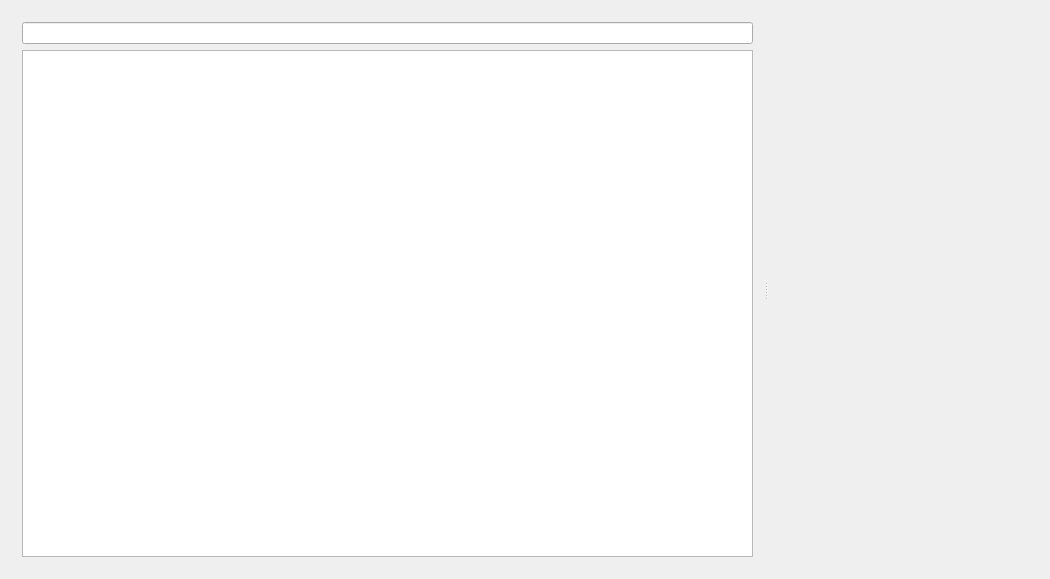
The window that zeal/mainwindow.ui (zealdocs/zeal) describes before a commit, drawn with Qt 5.
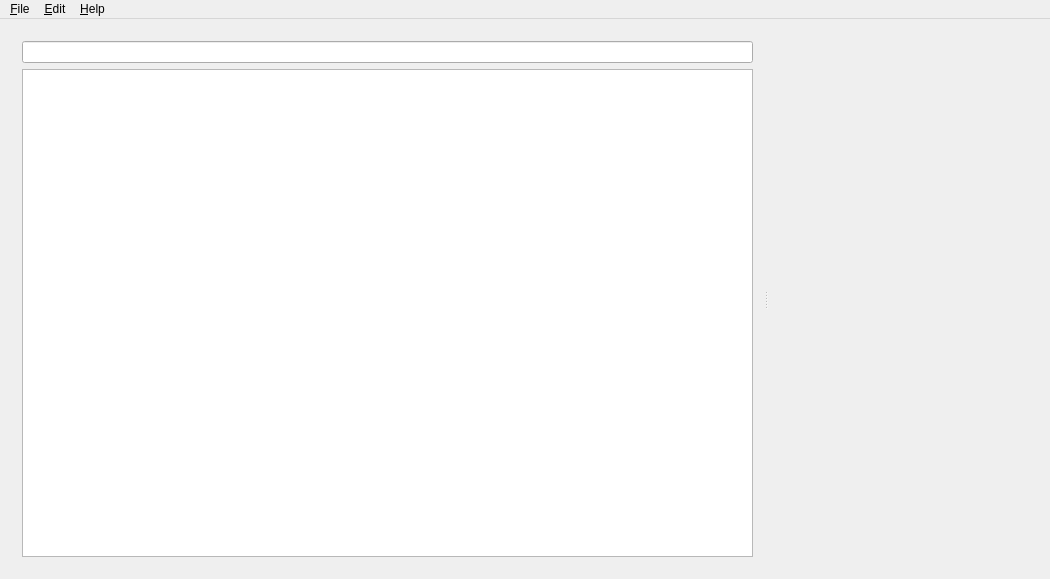
The same window after the commit. Custom widgets are drawn as their Qt base class.

Commit message: Moves menu items to the ui class

```diff
--- a/zeal/mainwindow.ui
+++ b/zeal/mainwindow.ui
@@ -51,9 +51,31 @@
      <x>0</x>
      <y>0</y>
      <width>1050</width>
-     <height>24</height>
+     <height>22</height>
     </rect>
    </property>
+   <widget class="QMenu" name="menu_File">
+    <property name="title">
+     <string>&amp;File</string>
+    </property>
+    <addaction name="action_Quit"/>
+   </widget>
+   <widget class="QMenu" name="menu_Edit">
+    <property name="title">
+     <string>&amp;Edit</string>
+    </property>
+    <addaction name="action_Options"/>
+   </widget>
+   <widget class="QMenu" name="menu_Help">
+    <property name="title">
+     <string>&amp;Help</string>
+    </property>
+    <addaction name="action_About"/>
+    <addaction name="action_About_QT"/>
+   </widget>
+   <addaction name="menu_File"/>
+   <addaction name="menu_Edit"/>
+   <addaction name="menu_Help"/>
   </widget>
  </widget>
  <layoutdefault spacing="6" margin="11"/>
```
Left out of the diff: 20 changed lines with no effect on the pictures. The commit also changes 1 other file.
